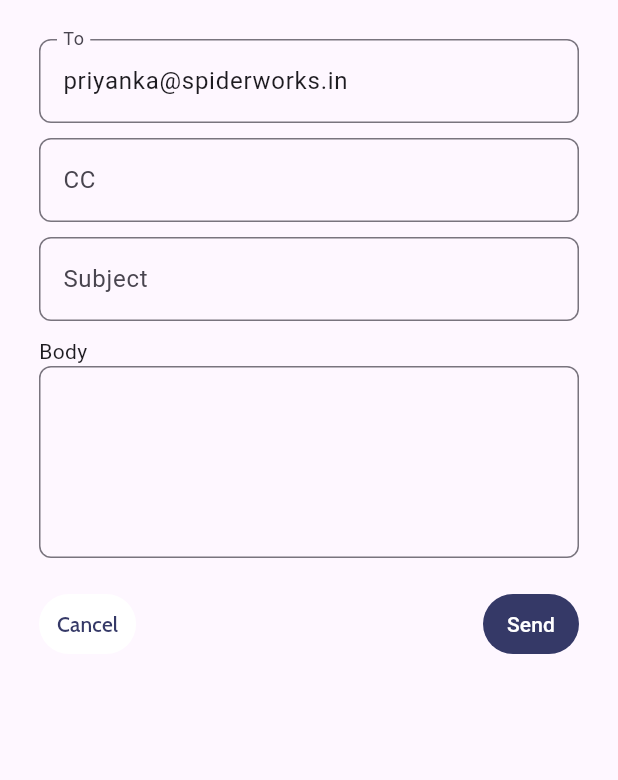
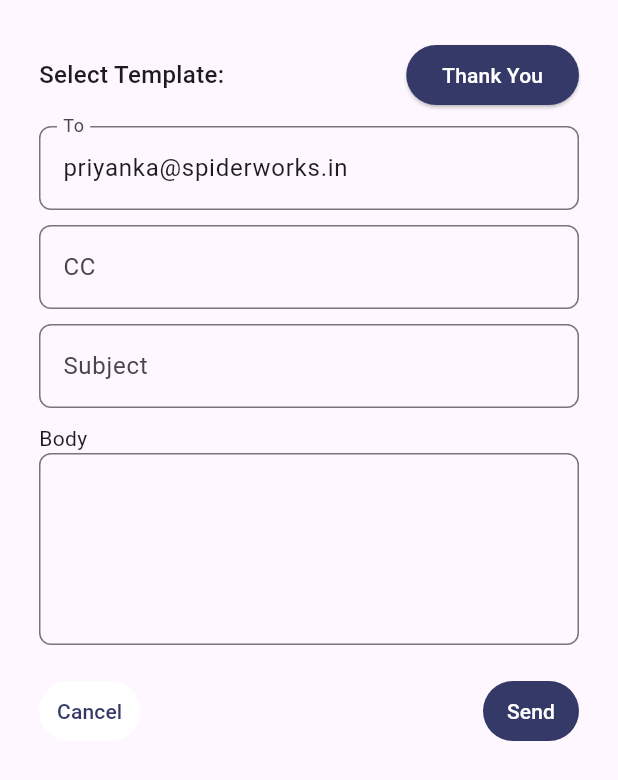
Before and after one commit to nithaparveen/omnisell_crm, a Flutter app: the MailBottomSheet widget shown alone on an empty page, opened directly with empty values, on a phone screen of 412 x 824 dp. Shown: the top 780 px of the screen. Run offline on Flutter 3.47's test engine with Material 3 defaults, Android fonts, the phone set to English and light mode, and no system bars; our stand-ins replace google_fonts, loading_animation_widget, percent_indicator, shared_preferences, shimmer, sliding_clipped_nav_bar and 1 more; accounts and stored records are empty.

Commit message:
template added

```diff
--- a/lib/presentation/communication_logs_screen/view/communication_logs_screen.dart
+++ b/lib/presentation/communication_logs_screen/view/communication_logs_screen.dart
@@ -280,6 +280,8 @@ class MailBottomSheetState extends State<MailBottomSheet> {
   TextEditingController bodyController = TextEditingController();
   TextEditingController bodyFooterController = TextEditingController();
 
+  bool isTemplateSelected = false; // Track if the template is selected
+
   @override
   void initState() {
     super.initState();
@@ -294,6 +296,17 @@ class MailBottomSheetState extends State<MailBottomSheet> {
     bodyController.dispose();
     bodyFooterController.dispose();
     super.dispose();
+  }
+
+  void fillThankYouTemplate() {
+    setState(() {
+      subjectController.text = 'Thank you for contacting us';
+      bodyController.text = 'Dear,\n\nThank you for contacting us.\n'
+          'We will sort out your enquiries at the earliest.\n'
+          'Your mail id and phone number is import2@gmail.com and 949685660.\n'
+          'Also, you submitted a lead for Test import 1, and it is assigned to Manager FT.';
+      isTemplateSelected = true;
+    });
   }
 
   @override
@@ -311,6 +324,32 @@ class MailBottomSheetState extends State<MailBottomSheet> {
             child: Column(
               crossAxisAlignment: CrossAxisAlignment.start,
               children: [
+                // Row for template selection
+                Row(
+                  mainAxisAlignment: MainAxisAlignment.spaceBetween,
+                  children: [
+                    const Text(
+                      'Select Template:',
+                      style:
+                          TextStyle(fontSize: 16, fontWeight: FontWeight.w500),
+                    ),
+                    ElevatedButton(
+                      onPressed: fillThankYouTemplate,
+                      style: ElevatedButton.styleFrom(
+                        backgroundColor: isTemplateSelected
+                            ? Colors.green // Color when selected
+                            : const Color(0xFF353967), // Default color
+                      ),
+                      child: const Text(
+                        'Thank You',
+                        style: TextStyle(color: Colors.white),
+                      ),
+                    ),
+                  ],
+                ),
+                const SizedBox(height: 10),
+
+                // 'To' field
                 TextField(
                   controller: toController,
                   decoration: InputDecoration(
@@ -323,6 +362,8 @@ class MailBottomSheetState extends State<MailBottomSheet> {
                   readOnly: true,
                 ),
                 const SizedBox(height: 10),
+
+                // 'CC' field
                 TextField(
                   controller: ccController,
                   decoration: InputDecoration(
@@ -333,6 +374,8 @@ class MailBottomSheetState extends State<MailBottomSheet> {
                   ),
                 ),
                 const SizedBox(height: 10),
+
+                // 'Subject' field
                 TextField(
                   controller: subjectController,
                   decoration: InputDecoration(
@@ -343,6 +386,8 @@ class MailBottomSheetState extends State<MailBottomSheet> {
                   ),
                 ),
                 const SizedBox(height: 10),
+
+                // 'Body' field
                 const Text('Body'),
                 TextField(
                   controller: bodyController,
@@ -354,6 +399,8 @@ class MailBottomSheetState extends State<MailBottomSheet> {
                   ),
                 ),
                 const SizedBox(height: 20),
+
+                // Buttons for sending or canceling
                 Row(
                   mainAxisAlignment: MainAxisAlignment.spaceBetween,
                   children: [
@@ -362,12 +409,12 @@ class MailBottomSheetState extends State<MailBottomSheet> {
                           backgroundColor:
                               MaterialStatePropertyAll(Colors.white)),
                       onPressed: () => Navigator.of(context).pop(),
-                      child: Text(
+                      child: const Text(
                         'Cancel',
-                        style: GLTextStyles.cabinStyle(
-                          size: 14,
-                          color: const Color(0xFF353967),
-                          weight: FontWeight.w500,
+                        style: TextStyle(
+                          fontSize: 14,
+                          color: Color(0xFF353967),
+                          fontWeight: FontWeight.w500,
                         ),
                       ),
                     ),
@@ -411,6 +458,7 @@ class WhatsappBottomSheet extends StatefulWidget {
     super.key,
     required this.leadId,
   });
+
   @override
   WhatsappBottomSheetState createState() => WhatsappBottomSheetState();
 }
@@ -418,6 +466,8 @@ class WhatsappBottomSheet extends StatefulWidget {
 class WhatsappBottomSheetState extends State<WhatsappBottomSheet> {
   TextEditingController toController = TextEditingController();
   TextEditingController messageController = TextEditingController();
+
+  bool isTemplateSelected = false;
 
   @override
   void initState() {
@@ -430,6 +480,19 @@ class WhatsappBottomSheetState extends State<WhatsappBottomSheet> {
     toController.dispose();
     messageController.dispose();
     super.dispose();
+  }
+
+  void fillWhatsappTemplate() {
+    setState(() {
+      messageController.text = 'Hello,\n\n'
+          'Thank you for reaching out to Fasttrack Emarat. We’ve received your message, '
+          'and one of our representatives will get in touch with you as soon as possible.\n\n'
+          'For immediate assistance, feel free to contact us at 800fasttrack.\n\n'
+          'Best regards,\n'
+          'Team Fasttrack Emarat';
+
+      isTemplateSelected = true;
+    });
   }
 
   @override
@@ -447,6 +510,31 @@ class WhatsappBottomSheetState extends State<WhatsappBottomSheet> {
             child: Column(
               crossAxisAlignment: CrossAxisAlignment.start,
               children: [
+                Row(
+                  mainAxisAlignment: MainAxisAlignment.spaceBetween,
+                  children: [
+                    const Text(
+                      'Select Template:',
+                      style:
+                          TextStyle(fontSize: 16, fontWeight: FontWeight.w500),
+                    ),
+                    ElevatedButton(
+                      onPressed: fillWhatsappTemplate,
+                      style: ElevatedButton.styleFrom(
+                        backgroundColor: isTemplateSelected
+                            ? Colors.green
+                            : const Color(0xFF353967),
+                      ),
+                      child: const Text(
+                        'Welcome Message',
+                        style: TextStyle(color: Colors.white),
+                      ),
+                    ),
+                  ],
+                ),
+                const SizedBox(height: 10),
+
+                // 'To' field
                 TextField(
                   controller: toController,
                   decoration: InputDecoration(
@@ -458,6 +546,8 @@ class WhatsappBottomSheetState extends State<WhatsappBottomSheet> {
                   ),
                 ),
                 const SizedBox(height: 10),
+
+                // 'Message' field
                 TextField(
                   controller: messageController,
                   maxLines: 4,
@@ -469,20 +559,22 @@ class WhatsappBottomSheetState extends State<WhatsappBottomSheet> {
                   ),
                 ),
                 const SizedBox(height: 20),
+
+                // Send and Cancel Buttons
                 Row(
                   mainAxisAlignment: MainAxisAlignment.spaceBetween,
                   children: [
                     TextButton(
                       style: const ButtonStyle(
-                          backgroundColor:
-                              MaterialStatePropertyAll(Colors.white)),
+                        backgroundColor: MaterialStatePropertyAll(Colors.white),
+                      ),
                       onPressed: () => Navigator.of(context).pop(),
-                      child: Text(
+                      child: const Text(
                         'Cancel',
-                        style: GLTextStyles.cabinStyle(
-                          size: 14,
-                          color: const Color(0xFF353967),
-                          weight: FontWeight.w500,
+                        style: TextStyle(
+                          fontSize: 14,
+                          color: Color(0xFF353967),
+                          fontWeight: FontWeight.w500,
                         ),
                       ),
                     ),
@@ -494,8 +586,8 @@ class WhatsappBottomSheetState extends State<WhatsappBottomSheet> {
                       onPressed: () {
                         Provider.of<CommunicationController>(context,
                                 listen: false)
-                            .sendWhatsapp( messageController.text,toController.text,
-                                widget.leadId, context);
+                            .sendWhatsapp(messageController.text,
+                                toController.text, widget.leadId, context);
                         Navigator.of(context).pop();
                       },
                       child: const Text(
--- a/lib/presentation/communication_logs_screen/view/widgets/whatsaapp_screen.dart
+++ b/lib/presentation/communication_logs_screen/view/widgets/whatsaapp_screen.dart
@@ -1,5 +1,4 @@
 import 'package:flutter/material.dart';
-import 'package:flutter/widgets.dart';
 import 'package:intl/intl.dart';
 import 'package:omnisell_crm/core/constants/textstyles.dart';
 import 'package:omnisell_crm/global_widgets/shimmer_effect.dart';
```
